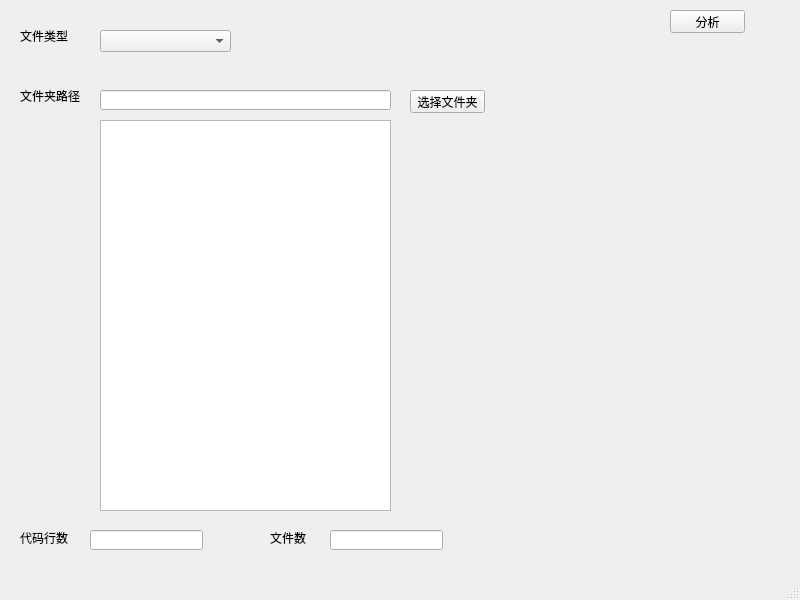
This is acculate_line/mainwindow.ui in hsl18366110807/study as Qt 5 draws it before an edit. The edited form follows.
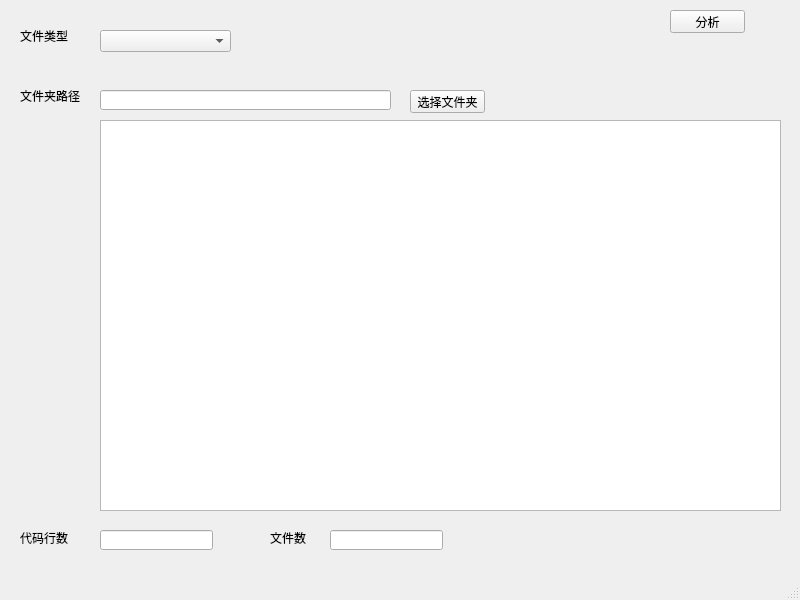
This is the edited form.

Commit message: tool2.0.1,use map for order combobox, use Mimedatabase for counting

Patch:
```diff
--- a/acculate_line/mainwindow.ui
+++ b/acculate_line/mainwindow.ui
@@ -88,7 +88,7 @@
    <widget class="QLineEdit" name="m_lineEdit_source_count">
     <property name="geometry">
      <rect>
-      <x>90</x>
+      <x>100</x>
       <y>530</y>
       <width>113</width>
       <height>20</height>
@@ -113,7 +113,7 @@
      <rect>
       <x>100</x>
       <y>120</y>
-      <width>291</width>
+      <width>681</width>
       <height>391</height>
      </rect>
     </property>
```
The commit also changes 2 other files.
